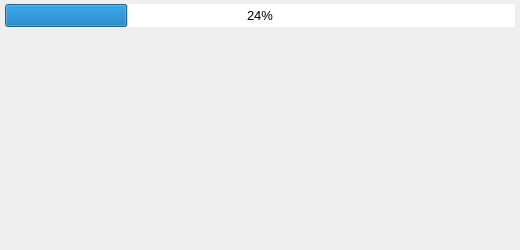
This is src/ui/roapagestatus.ui in Lerentis/ROAI as Qt 5 draws it before an edit. The edited form follows.
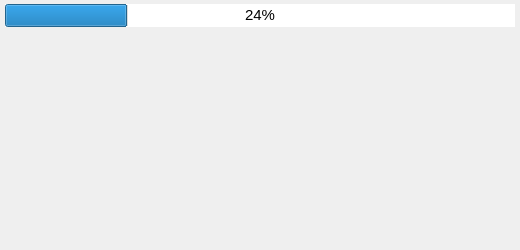
This is the edited form.

Diff of the .ui file:
```diff
--- a/src/ui/roapagestatus.ui
+++ b/src/ui/roapagestatus.ui
@@ -57,10 +57,7 @@
     </property>
     <property name="font">
      <font>
-      <family>Ubuntu</family>
-      <pointsize>10</pointsize>
-      <stylestrategy>PreferAntialias</stylestrategy>
-      <kerning>false</kerning>
+      <pointsize>11</pointsize>
      </font>
     </property>
     <property name="styleSheet">
```
Left out of the diff: 10 changed lines with no effect on the pictures.
